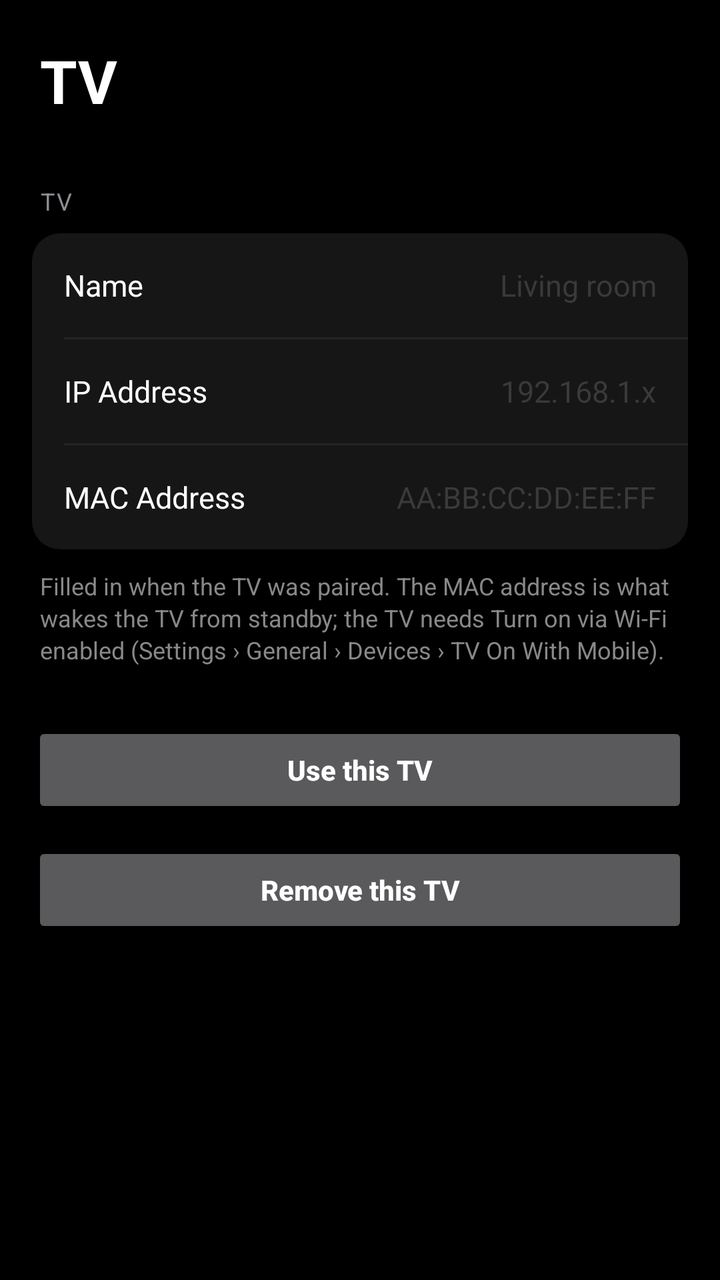
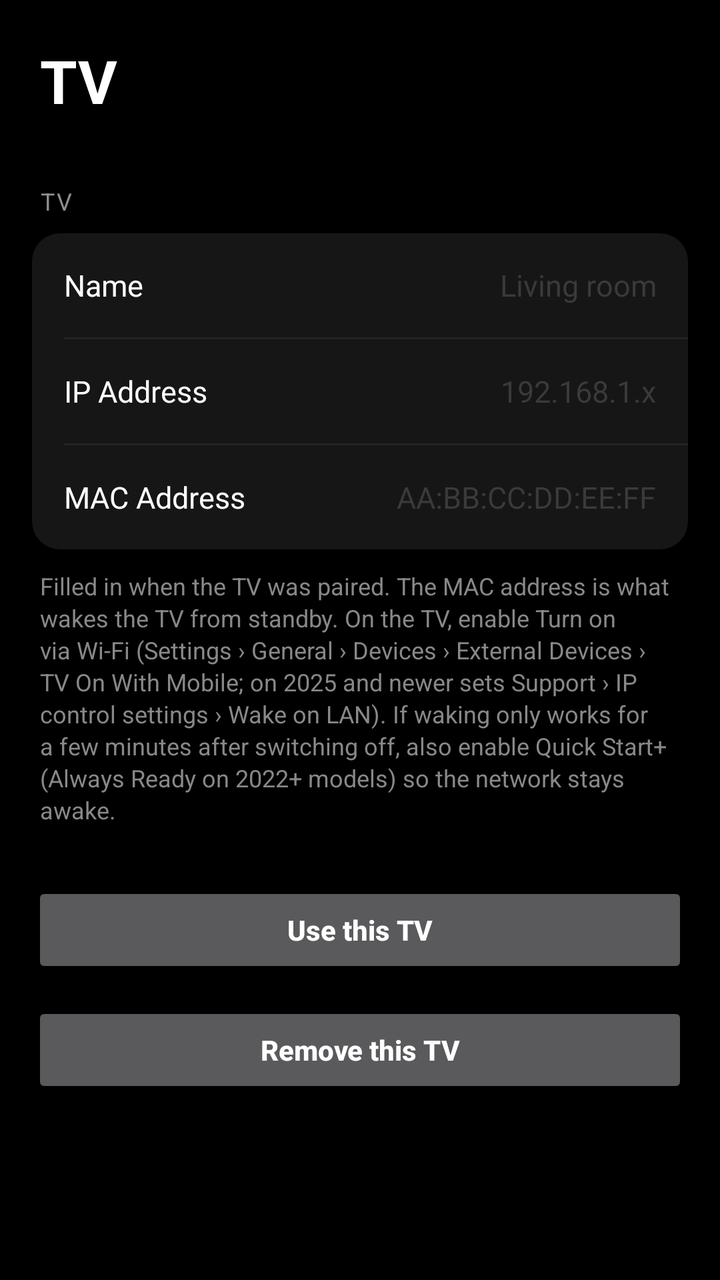

Two renders of the same Android screen: before a commit and after it. Below are the layout's source before the change and the commit's diff.
<!-- AndroidManifest.xml: application theme Theme.LGRemote -->
<!-- res/layout/activity_tv_detail.xml -->
<?xml version="1.0" encoding="utf-8"?>
<androidx.core.widget.NestedScrollView
    xmlns:android="http://schemas.android.com/apk/res/android"
    android:id="@+id/tv_detail_root"
    android:tag="window_bg"
    android:layout_width="match_parent"
    android:layout_height="match_parent"
    android:background="#000000"
    android:fillViewport="true">

    <LinearLayout
        android:layout_width="match_parent"
        android:layout_height="wrap_content"
        android:orientation="vertical"
        android:paddingHorizontal="16dp"
        android:paddingTop="20dp"
        android:paddingBottom="56dp">

        <TextView
            android:id="@+id/tv_detail_title"
            android:tag="title"
            android:layout_width="match_parent"
            android:layout_height="wrap_content"
            android:text="TV"
            android:textColor="#FFFFFF"
            android:textSize="30sp"
            android:textStyle="bold"
            android:paddingHorizontal="4dp"
            android:layout_marginBottom="32dp" />

        <TextView
            android:tag="section_label"
            android:layout_width="match_parent"
            android:layout_height="wrap_content"
            android:text="TV"
            android:textColor="#8E8E93"
            android:textSize="12sp"
            android:letterSpacing="0.06"
            android:paddingHorizontal="4dp"
            android:layout_marginBottom="8dp" />

        <LinearLayout
            android:tag="surface_bg"
            android:layout_width="match_parent"
            android:layout_height="wrap_content"
            android:orientation="vertical"
            android:background="@drawable/bg_section_group">

            <LinearLayout
                android:layout_width="match_parent"
                android:layout_height="52dp"
                android:orientation="horizontal"
                android:gravity="center_vertical"
                android:paddingHorizontal="16dp">

                <TextView
                    android:tag="row_label"
                    android:layout_width="wrap_content"
                    android:layout_height="wrap_content"
                    android:text="Name"
                    android:textColor="#FFFFFF"
                    android:textSize="15sp" />

                <EditText
                    android:id="@+id/edit_name"
                    android:layout_width="0dp"
                    android:layout_height="match_parent"
                    android:layout_weight="1"
                    android:gravity="end|center_vertical"
                    android:hint="Living room"
                    android:inputType="textCapSentences"
                    android:singleLine="true"
                    android:textColor="#8E8E93"
                    android:textColorHint="#3A3A3A"
                    android:background="@null"
                    android:padding="0dp"
                    android:layout_marginStart="12dp"
                    android:textSize="15sp"
                    android:importantForAutofill="no" />

            </LinearLayout>

            <View android:layout_width="match_parent" android:layout_height="1dp" android:background="#242424" android:tag="divider" android:layout_marginStart="16dp" />

            <LinearLayout
                android:layout_width="match_parent"
                android:layout_height="52dp"
                android:orientation="horizontal"
                android:gravity="center_vertical"
                android:paddingHorizontal="16dp">

                <TextView
                    android:tag="row_label"
                    android:layout_width="wrap_content"
                    android:layout_height="wrap_content"
                    android:text="IP Address"
                    android:textColor="#FFFFFF"
                    android:textSize="15sp" />

                <EditText
                    android:id="@+id/edit_tv_ip"
                    android:layout_width="0dp"
                    android:layout_height="match_parent"
                    android:layout_weight="1"
                    android:gravity="end|center_vertical"
                    android:hint="192.168.1.x"
                    android:inputType="textUri"
                    android:singleLine="true"
                    android:textColor="#8E8E93"
                    android:textColorHint="#3A3A3A"
                    android:background="@null"
                    android:padding="0dp"
                    android:layout_marginStart="12dp"
                    android:textSize="15sp"
                    android:importantForAutofill="no" />

            </LinearLayout>

            <View android:layout_width="match_parent" android:layout_height="1dp" android:background="#242424" android:tag="divider" android:layout_marginStart="16dp" />

            <LinearLayout
                android:layout_width="match_parent"
                android:layout_height="52dp"
                android:orientation="horizontal"
                android:gravity="center_vertical"
                android:paddingHorizontal="16dp">

                <TextView
                    android:tag="row_label"
                    android:layout_width="wrap_content"
                    android:layout_height="wrap_content"
                    android:text="MAC Address"
                    android:textColor="#FFFFFF"
                    android:textSize="15sp" />

                <EditText
                    android:id="@+id/edit_tv_mac"
                    android:layout_width="0dp"
                    android:layout_height="match_parent"
                    android:layout_weight="1"
                    android:gravity="end|center_vertical"
                    android:hint="AA:BB:CC:DD:EE:FF"
                    android:inputType="text"
                    android:singleLine="true"
                    android:textColor="#8E8E93"
                    android:textColorHint="#3A3A3A"
                    android:background="@null"
                    android:padding="0dp"
                    android:layout_marginStart="12dp"
                    android:textSize="15sp"
                    android:importantForAutofill="no" />

            </LinearLayout>


        </LinearLayout>

        <TextView
            android:id="@+id/tv_mac_hint"
            android:tag="btn_label"
            android:layout_width="match_parent"
            android:layout_height="wrap_content"
            android:text="Filled in when the TV was paired. The MAC address is what wakes the TV from standby; the TV needs Turn on via Wi-Fi enabled (Settings › General › Devices › TV On With Mobile)."
            android:textColor="#888888"
            android:textSize="12sp"
            android:lineSpacingExtra="2dp"
            android:paddingHorizontal="4dp"
            android:layout_marginTop="10dp"
            android:layout_marginBottom="28dp" />

        <Button
            android:id="@+id/btn_use_tv"
            android:layout_width="match_parent"
            android:layout_height="48dp"
            android:text="Use this TV"
            android:textAllCaps="false"
            android:textStyle="bold"
            android:layout_marginBottom="12dp" />

        <Button
            android:id="@+id/btn_remove_tv"
            android:layout_width="match_parent"
            android:layout_height="48dp"
            android:text="Remove this TV"
            android:textAllCaps="false"
            android:textStyle="bold" />

    </LinearLayout>

</androidx.core.widget.NestedScrollView>
<!-- resources referenced by this layout -->
<resources>
  <!-- drawable bg_section_group (drawable) -->
  <?xml version="1.0" encoding="utf-8"?>
  <shape xmlns:android="http://schemas.android.com/apk/res/android">
      <solid android:color="#161616" />
      <corners android:radius="14dp" />
  </shape>
  <style name="Theme.LGRemote" parent="Theme.AppCompat.NoActionBar">
          <item name="android:windowBackground">#000000</item>
          <item name="android:statusBarColor">#000000</item>
          <item name="android:navigationBarColor">#000000</item>
      </style>
</resources>

<!-- the commit's change to res/layout/activity_tv_detail.xml (unified diff, before → after) -->
@@ -160,7 +160,7 @@
             android:tag="btn_label"
             android:layout_width="match_parent"
             android:layout_height="wrap_content"
-            android:text="Filled in when the TV was paired. The MAC address is what wakes the TV from standby; the TV needs Turn on via Wi-Fi enabled (Settings › General › Devices › TV On With Mobile)."
+            android:text="Filled in when the TV was paired. The MAC address is what wakes the TV from standby. On the TV, enable Turn on via Wi-Fi (Settings › General › Devices › External Devices › TV On With Mobile; on 2025 and newer sets Support › IP control settings › Wake on LAN). If waking only works for a few minutes after switching off, also enable Quick Start+ (Always Ready on 2022+ models) so the network stays awake."
             android:textColor="#888888"
             android:textSize="12sp"
             android:lineSpacingExtra="2dp"
